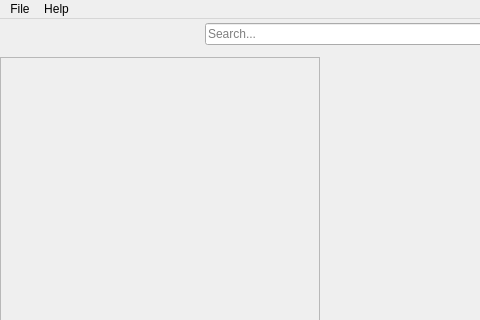
Above: ui/mainwindow.ui from chocolateimage/qrhythmcafe before the change; both pictures show x 0 to 480 and y 0 to 320 of the 1011 by 561 pixel window. Below: the same form after it.
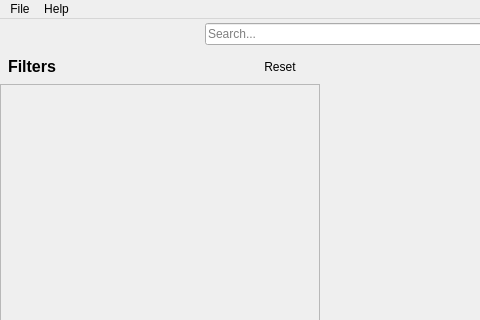
That is the form after the change. Icons and pictures are not drawn.

Commit message: Add reset filters button and no longer reset filters when searching

Diff of the .ui file:
```diff
--- a/ui/mainwindow.ui
+++ b/ui/mainwindow.ui
@@ -80,13 +80,87 @@
         <number>8</number>
        </property>
        <item>
-        <widget class="QScrollArea" name="scrollArea_2">
+        <widget class="QWidget" name="widget_4" native="true">
          <property name="maximumSize">
           <size>
            <width>320</width>
            <height>16777215</height>
           </size>
          </property>
+         <layout class="QVBoxLayout" name="verticalLayout_4">
+          <property name="spacing">
+           <number>8</number>
+          </property>
+          <property name="leftMargin">
+           <number>0</number>
+          </property>
+          <property name="topMargin">
+           <number>0</number>
+          </property>
+          <property name="rightMargin">
+           <number>0</number>
+          </property>
+          <property name="bottomMargin">
+           <number>0</number>
+          </property>
+          <item>
+           <widget class="QWidget" name="widget_5" native="true">
+            <layout class="QHBoxLayout" name="horizontalLayout_4">
+             <property name="spacing">
+              <number>0</number>
+             </property>
+             <property name="leftMargin">
+              <number>8</number>
+             </property>
+             <property name="topMargin">
+              <number>0</number>
+             </property>
+             <property name="rightMargin">
+              <number>0</number>
+             </property>
+             <property name="bottomMargin">
+              <number>0</number>
+             </property>
+             <item>
+              <widget class="QLabel" name="label">
+               <property name="font">
+                <font>
+                 <pointsize>12</pointsize>
+                 <bold>true</bold>
+                </font>
+               </property>
+               <property name="text">
+                <string>Filters</string>
+               </property>
+              </widget>
+             </item>
+             <item>
+              <widget class="QPushButton" name="resetFiltersButton">
+               <property name="enabled">
+                <bool>true</bool>
+               </property>
+               <property name="sizePolicy">
+                <sizepolicy hsizetype="Fixed" vsizetype="Ignored">
+                 <horstretch>0</horstretch>
+                 <verstretch>0</verstretch>
+                </sizepolicy>
+               </property>
+               <property name="text">
+                <string>Reset</string>
+               </property>
+               <property name="icon">
+                <iconset theme="edit-undo"/>
+               </property>
+               <property name="flat">
+                <bool>true</bool>
+               </property>
+              </widget>
+             </item>
+            </layout>
+           </widget>
+          </item>
+          <item>
+           <widget class="QScrollArea" name="scrollArea_2">
          <property name="frameShape">
           <enum>QFrame::StyledPanel</enum>
          </property>
@@ -101,14 +175,17 @@
            <rect>
             <x>0</x>
             <y>0</y>
-            <width>318</width>
-            <height>463</height>
+               <width>320</width>
+               <height>422</height>
            </rect>
           </property>
           <layout class="QVBoxLayout" name="verticalLayout_3"/>
          </widget>
         </widget>
        </item>
+         </layout>
+        </widget>
+       </item>
        <item>
         <widget class="QWidget" name="rightsidething" native="true">
          <layout class="QVBoxLayout" name="verticalLayout_2">
```
Left out of the diff: 14 changed lines with no effect on the pictures. Lines whose indentation alone changed are shown as unchanged. The commit also changes 1 other file.
